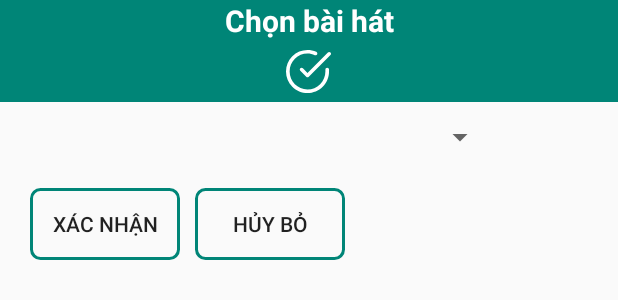
After one commit to hungle140898/t5_android_mediaplayer, an Android app: the layout dialog_deletesongonplaylist.xml on its own in the app's theme, with its tools: preview values and no code run, on a phone screen of 412 x 824 dp. The commit adds this screen. Shown: the top 300 px of the screen. Run offline under Robolectric (Android 15) with nearby library versions, the phone set to English and light mode, and no system bars.

Commit message:
kha
fix chuc nang

```diff
--- a/app/src/main/java/com/example/appmusic/Activity/MainActivity.java
+++ b/app/src/main/java/com/example/appmusic/Activity/MainActivity.java
@@ -26,12 +26,14 @@ public class MainActivity extends AppCompatActivity {
         setContentView(R.layout.activity_main);
         //
         database = new Database(this,"appmp3.sqlite",null,1);
+        database.QueryData("PRAGMA foreign_keys=ON");
         database.QueryData("CREATE TABLE IF NOT EXISTS Album(IDAlbum INTEGER NOT NULL PRIMARY KEY AUTOINCREMENT, TenAlbum VARCHAR NOT NULL,HinhAlbum VARCHAR)");
         database.QueryData("CREATE TABLE IF NOT EXISTS BaiHat(IDBaiHat INTEGER NOT NULL PRIMARY KEY AUTOINCREMENT, IDAlbum INTEGER NOT NULL,IDTheLoai INTEGER NOT NULL,IDCaSi INTEGER NOT NULL,TenBaiHat VARCHAR,LinkBaiHat VARCHAR)");
         database.QueryData("CREATE TABLE IF NOT EXISTS CaSi(IDCaSi INTEGER NOT NULL PRIMARY KEY AUTOINCREMENT, TenCaSi VARCHAR NOT NULL,HinhCaSi VARCHAR)");
         database.QueryData("CREATE TABLE IF NOT EXISTS PlayList(IDPlayList INTEGER NOT NULL PRIMARY KEY AUTOINCREMENT, TenPlayList VARCHAR NOT NULL)");
         database.QueryData("CREATE TABLE IF NOT EXISTS Playlist_BaiHat(IDPlayList INTEGER NOT NULL, IDBaiHat INTEGER NOT NULL,PRIMARY KEY('IDPlayList','IDBaiHat'))");
         database.QueryData("CREATE TABLE IF NOT EXISTS TheLoai(IDTheLoai INTEGER NOT NULL PRIMARY KEY AUTOINCREMENT, TenTheLoai VARCHAR NOT NULL,HinhTheLoai VARCHAR)");
+
         showFragment();
         init();
     }
--- a/app/src/main/java/com/example/appmusic/Database.java
+++ b/app/src/main/java/com/example/appmusic/Database.java
@@ -21,6 +21,7 @@ public class Database extends SQLiteOpenHelper {
         return database.rawQuery(sql,null);
     }
 
+
     // Truy van tra kqua
 
     @Override
--- a/app/src/main/java/com/example/appmusic/Fragment/Fragment_Album.java
+++ b/app/src/main/java/com/example/appmusic/Fragment/Fragment_Album.java
@@ -130,4 +130,9 @@ public class Fragment_Album extends Fragment implements SearchView.OnQueryTextLi
     public void casiClick(int id) {
 
     }
+
+    @Override
+    public void longclickplaylist(int id) {
+
+    }
 }
--- a/app/src/main/java/com/example/appmusic/Fragment/Fragment_CaSi.java
+++ b/app/src/main/java/com/example/appmusic/Fragment/Fragment_CaSi.java
@@ -130,4 +130,9 @@ public class Fragment_CaSi extends Fragment implements SearchView.OnQueryTextLis
         intent.putExtra("id",id);
         startActivity(intent);
     }
+
+    @Override
+    public void longclickplaylist(int id) {
+
+    }
 }
--- a/app/src/main/java/com/example/appmusic/Fragment/Fragment_TheLoai.java
+++ b/app/src/main/java/com/example/appmusic/Fragment/Fragment_TheLoai.java
@@ -128,4 +128,9 @@ public class Fragment_TheLoai extends Fragment implements SearchView.OnQueryText
     public void casiClick(int id) {
 
     }
+
+    @Override
+    public void longclickplaylist(int id) {
+
+    }
 }
--- a/app/src/main/java/com/example/appmusic/Fragment/Fragment_TrangChu.java
+++ b/app/src/main/java/com/example/appmusic/Fragment/Fragment_TrangChu.java
@@ -245,4 +245,9 @@ public class Fragment_TrangChu extends Fragment implements EventListener,SearchV
 
     }
 
+    @Override
+    public void longclickplaylist(int id) {
+
+    }
+
 }
--- a/app/src/main/java/com/example/appmusic/Interface/EventListener.java
+++ b/app/src/main/java/com/example/appmusic/Interface/EventListener.java
@@ -8,4 +8,5 @@ public interface EventListener {
     void theloaiClick(int id);
     void albumClick(int id);
     void casiClick(int id);
+    void longclickplaylist(int id);
 }
--- /dev/null
+++ b/app/src/main/res/layout/dialog_deletesongonplaylist.xml
@@ -0,0 +1,64 @@
+<?xml version="1.0" encoding="utf-8"?>
+<LinearLayout
+    xmlns:android="http://schemas.android.com/apk/res/android"
+    android:layout_width="match_parent"
+    android:layout_height="180dp"
+    android:orientation="vertical"
+    android:weightSum="3">
+    <LinearLayout
+        android:layout_width="match_parent"
+        android:layout_height="wrap_content"
+        android:orientation="vertical"
+        android:layout_weight="1"
+        android:background="@color/colorPrimary">
+        <TextView
+            android:id="@+id/textView"
+            android:layout_weight="1"
+            android:layout_width="match_parent"
+            android:layout_height="30dp"
+            android:layout_gravity="center"
+            android:gravity="center"
+            android:text="Chọn bài hát"
+            android:textStyle="bold"
+
+            android:textColor="#FFFFFF"
+            android:textSize="20dp" />
+        <ImageView
+            android:layout_width="30dp"
+            android:layout_height="30dp"
+            android:layout_centerInParent="true"
+            android:layout_margin="5dp"
+            android:layout_gravity="center"
+            android:background="@drawable/icon" />
+
+    </LinearLayout>
+    <Spinner
+        android:id="@+id/spnCategory"
+        android:layout_width="250dp"
+        android:layout_height="50dp"
+        android:layout_gravity="center"
+        android:layout_weight="1"
+        android:gravity="center"/>
+    <LinearLayout
+        android:layout_width="match_parent"
+        android:layout_height="wrap_content"
+        android:orientation="horizontal"
+        >
+        <Button
+            android:id="@+id/btn_xacnhan"
+            android:layout_width="100dp"
+            android:layout_height="wrap_content"
+            android:layout_gravity="center"
+            android:layout_marginLeft="20dp"
+            android:background="@drawable/custom_btndialog"
+            android:text="Xác Nhận" />
+
+        <Button
+            android:id="@+id/btn_huy"
+            android:layout_width="100dp"
+            android:layout_height="wrap_content"
+            android:background="@drawable/custom_btndialog"
+            android:text="Hủy Bỏ"
+            android:layout_margin="10dp"/>
+    </LinearLayout>
+</LinearLayout>
```
Also changed, not shown: app/src/main/java/com/example/appmusic/Adapter/ListPlayListAdapter.java (+7 -0 lines), app/src/main/java/com/example/appmusic/Adapter/ListSongdialog.java (added, +45 -0 lines), app/src/main/java/com/example/appmusic/Fragment/Fragment_PlayList.java (+75 -1 lines), app/src/main/res/layout/row_baihat.xml (+5 -5 lines).
